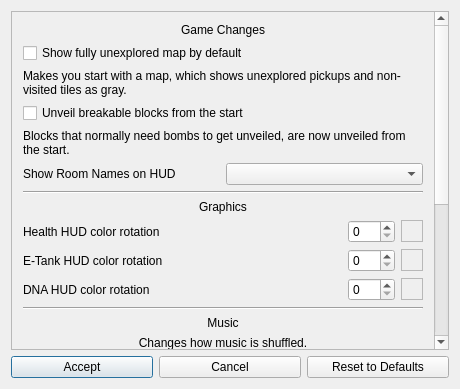
Above: randovania/games/am2r/gui/ui_files/am2r_cosmetic_patches_dialog.ui from randovania/randovania before the change. Below: the same form after it.
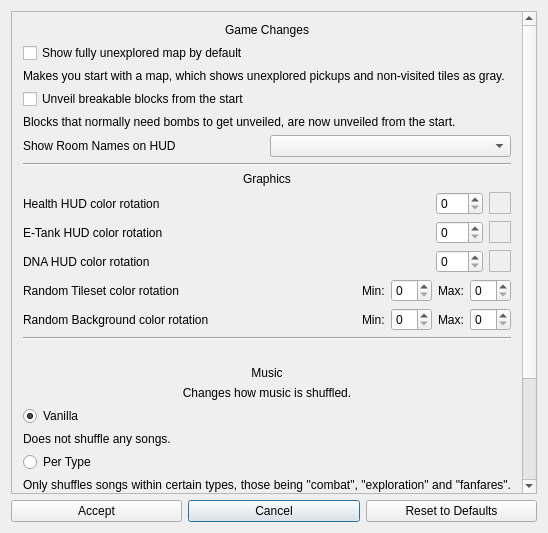
That is the form after the change.

Commit message: AM2R: Add tileset and background rotations

Diff of the .ui file:
```diff
--- a/randovania/games/am2r/gui/ui_files/am2r_cosmetic_patches_dialog.ui
+++ b/randovania/games/am2r/gui/ui_files/am2r_cosmetic_patches_dialog.ui
@@ -6,14 +6,21 @@
    <rect>
     <x>0</x>
     <y>0</y>
-    <width>460</width>
-    <height>389</height>
+    <width>548</width>
+    <height>533</height>
    </rect>
   </property>
   <property name="windowTitle">
    <string>AM2R - Cosmetic Options</string>
   </property>
   <layout class="QGridLayout" name="gridLayout">
+   <item row="2" column="1">
+    <widget class="QPushButton" name="cancel_button">
+     <property name="text">
+      <string>Cancel</string>
+     </property>
+    </widget>
+   </item>
    <item row="2" column="0">
     <widget class="QPushButton" name="accept_button">
      <property name="text">
@@ -28,13 +35,6 @@
      </property>
     </widget>
    </item>
-   <item row="2" column="1">
-    <widget class="QPushButton" name="cancel_button">
-     <property name="text">
-      <string>Cancel</string>
-     </property>
-    </widget>
-   </item>
    <item row="1" column="0" colspan="3">
     <widget class="QScrollArea" name="scrollArea">
      <property name="widgetResizable">
@@ -45,8 +45,8 @@
        <rect>
         <x>0</x>
         <y>0</y>
-        <width>423</width>
-        <height>694</height>
+        <width>511</width>
+        <height>800</height>
        </rect>
       </property>
       <layout class="QVBoxLayout" name="verticalLayout">
@@ -263,6 +263,94 @@
          </item>
         </layout>
        </item>
+       <item>
+        <layout class="QHBoxLayout" name="tileset_rotation_layout">
+         <item>
+          <widget class="QLabel" name="tileset_rotation_label">
+           <property name="text">
+            <string>Random Tileset color rotation</string>
+           </property>
+          </widget>
+         </item>
+         <item>
+          <spacer name="horizontalSpacer">
+           <property name="orientation">
+            <enum>Qt::Horizontal</enum>
+           </property>
+           <property name="sizeHint" stdset="0">
+            <size>
+             <width>40</width>
+             <height>20</height>
+            </size>
+           </property>
+          </spacer>
+         </item>
+         <item>
+          <widget class="QLabel" name="tileset_rotation_label_min">
+           <property name="text">
+            <string>Min:</string>
+           </property>
+          </widget>
+         </item>
+         <item>
+          <widget class="QSpinBox" name="tileset_rotation_spinner_min"/>
+         </item>
+         <item>
+          <widget class="QLabel" name="tileset_rotation_label_max">
+           <property name="text">
+            <string>Max:</string>
+           </property>
+          </widget>
+         </item>
+         <item>
+          <widget class="QSpinBox" name="tileset_rotation_spinner_max"/>
+         </item>
+        </layout>
+       </item>
+       <item>
+        <layout class="QHBoxLayout" name="background_rotation_layout">
+         <item>
+          <widget class="QLabel" name="background_rotation_label">
+           <property name="text">
+            <string>Random Background color rotation</string>
+           </property>
+          </widget>
+         </item>
+         <item>
+          <spacer name="horizontalSpacer_4">
+           <property name="orientation">
+            <enum>Qt::Horizontal</enum>
+           </property>
+           <property name="sizeHint" stdset="0">
+            <size>
+             <width>40</width>
+             <height>20</height>
+            </size>
+           </property>
+          </spacer>
+         </item>
+         <item>
+          <widget class="QLabel" name="background_rotation_label_min">
+           <property name="text">
+            <string>Min:</string>
+           </property>
+          </widget>
+         </item>
+         <item>
+          <widget class="QSpinBox" name="background_rotation_spinner_min"/>
+         </item>
+         <item>
+          <widget class="QLabel" name="background_rotation_label_max">
+           <property name="text">
+            <string>Max:</string>
+           </property>
+          </widget>
+         </item>
+         <item>
+          <widget class="QSpinBox" name="background_rotation_spinner_max"/>
+         </item>
+        </layout>
+       </item>
        <item>
         <widget class="Line" name="line_2">
          <property name="orientation">
@@ -270,6 +358,19 @@
          </property>
         </widget>
        </item>
+       <item>
+        <spacer name="horizontalSpacer_3">
+         <property name="orientation">
+          <enum>Qt::Horizontal</enum>
+         </property>
+         <property name="sizeHint" stdset="0">
+          <size>
+           <width>40</width>
+           <height>20</height>
+          </size>
+         </property>
+        </spacer>
+       </item>
        <item>
         <widget class="QLabel" name="label_2">
          <property name="text">
```
The commit also changes 5 other files.
